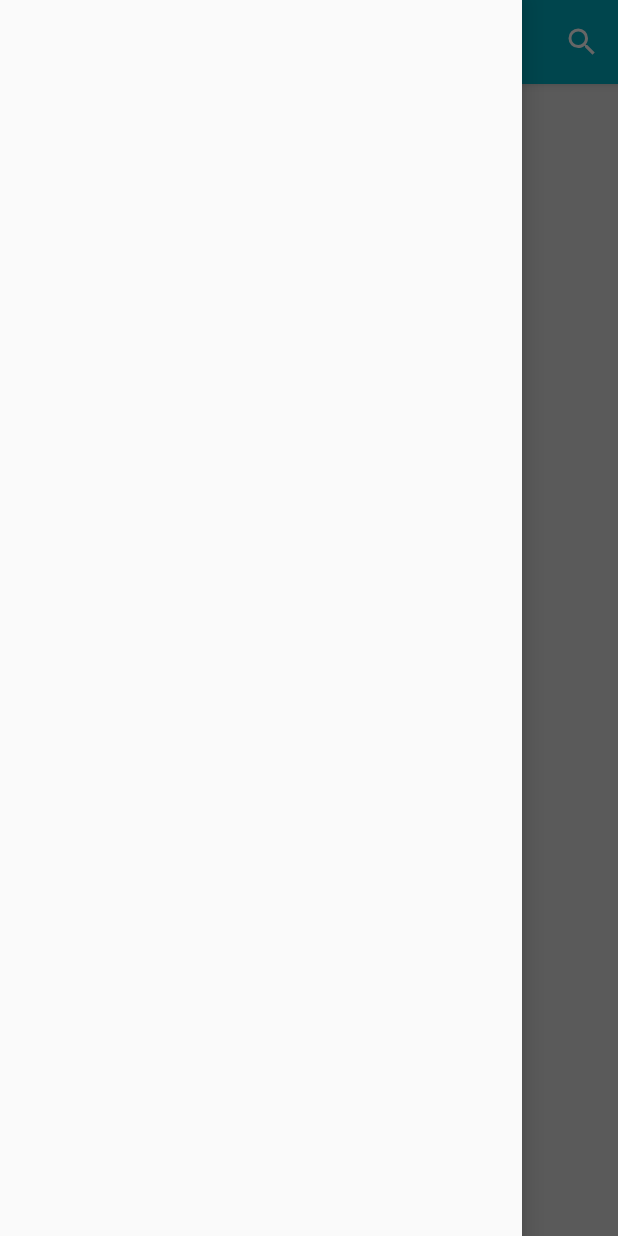
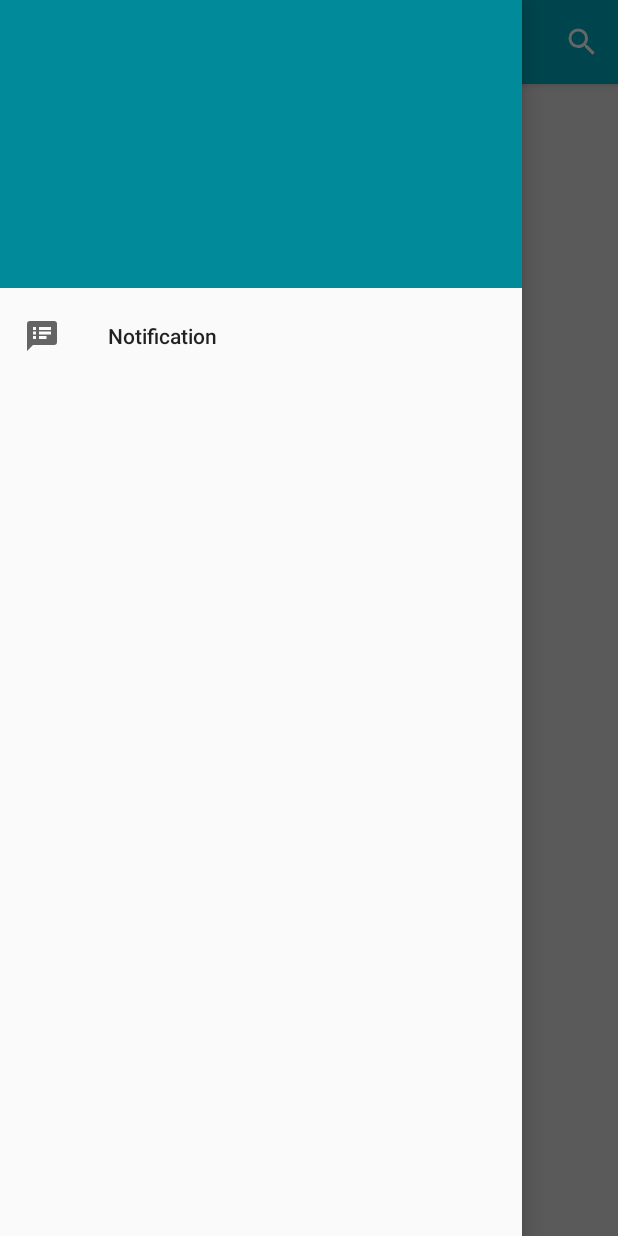
Before and after one commit to dronja/RemindMe, an Android app: the screen it shows after launch (MainActivity), with the side drawer open, on a phone screen of 412 x 824 dp. Run offline under Robolectric (Android 15) with nearby library versions, the phone set to English and light mode, and no system bars.

Commit message:
Add NavigationView item

```diff
--- a/app/src/main/java/com/remindme/MainActivity.java
+++ b/app/src/main/java/com/remindme/MainActivity.java
@@ -1,19 +1,25 @@
 package com.remindme;
 
 import android.os.Bundle;
+import android.support.v4.widget.DrawerLayout;
 import android.support.v7.app.AppCompatActivity;
 import android.support.v7.widget.Toolbar;
 import android.view.MenuItem;
 
 public class MainActivity extends AppCompatActivity {
     private Toolbar toolbar;
+    private DrawerLayout drawerLayout;
+    private static final int LAYOUT = R.layout.activity_main;
+
+
     @Override
     protected void onCreate(Bundle savedInstanceState) {
         setTheme(R.style.AppDefault);
         super.onCreate(savedInstanceState);
-        setContentView(R.layout.activity_main);
+        setContentView(LAYOUT);
 
         initToolbar();
+        initNavigationView();
     }
 
     private void initToolbar() {
@@ -29,4 +35,8 @@ public class MainActivity extends AppCompatActivity {
 
         toolbar.inflateMenu(R.menu.menu);
     }
+
+    private void initNavigationView() {
+        drawerLayout = (DrawerLayout)findViewById(R.id.drawerLayout);
+    }
 }
--- /dev/null
+++ b/app/src/main/res/drawable/message_bulleted.xml
@@ -0,0 +1,8 @@
+<!-- drawable/message-bulleted.xml -->
+<vector xmlns:android="http://schemas.android.com/apk/res/android"
+    android:height="24dp"
+    android:width="24dp"
+    android:viewportWidth="24"
+    android:viewportHeight="24">
+    <path android:fillColor="#000" android:pathData="M20,2H4A2,2 0 0,0 2,4V22L6,18H20A2,2 0 0,0 22,16V4A2,2 0 0,0 20,2M8,14H6V12H8V14M8,11H6V9H8V11M8,8H6V6H8V8M15,14H10V12H15V14M18,11H10V9H18V11M18,8H10V6H18V8Z" />
+</vector>
--- a/app/src/main/res/layout/activity_main.xml
+++ b/app/src/main/res/layout/activity_main.xml
@@ -1,10 +1,11 @@
 <?xml version="1.0" encoding="utf-8"?>
 <android.support.v4.widget.DrawerLayout xmlns:android="http://schemas.android.com/apk/res/android"
+    xmlns:app="http://schemas.android.com/apk/res-auto"
+    android:id="@+id/drawerLayout"
     android:layout_width="match_parent"
     android:layout_height="match_parent"
     android:background="@color/mainBackground"
-    android:fitsSystemWindows="true"
-    >
+    android:fitsSystemWindows="true">
     <android.support.design.widget.CoordinatorLayout
         android:layout_width="match_parent"
         android:layout_height="match_parent">
@@ -25,6 +26,8 @@
         android:id="@+id/navigation"
         android:layout_height="match_parent"
         android:layout_width="match_parent"
-        android:layout_gravity="start"/>
+        android:layout_gravity="start"
+        app:menu="@menu/menu_navigation"
+        app:headerLayout="@layout/navigation_header"/>
 
 </android.support.v4.widget.DrawerLayout>
--- /dev/null
+++ b/app/src/main/res/layout/navigation_header.xml
@@ -0,0 +1,8 @@
+<?xml version="1.0" encoding="utf-8"?>
+<LinearLayout xmlns:android="http://schemas.android.com/apk/res/android"
+    android:orientation="vertical"
+    android:layout_width="match_parent"
+    android:layout_height="192dp"
+    android:background="@color/colorPrimaryDark">
+
+</LinearLayout>
--- /dev/null
+++ b/app/src/main/res/menu/menu_navigation.xml
@@ -0,0 +1,9 @@
+<?xml version="1.0" encoding="utf-8"?>
+<menu xmlns:android="http://schemas.android.com/apk/res/android">
+    <item
+        android:title="@string/menu_item_notification"
+        android:orderInCategory="1"
+        android:icon="@drawable/message_bulleted"
+       />
+
+</menu>
--- a/app/src/main/res/values/strings.xml
+++ b/app/src/main/res/values/strings.xml
@@ -1,4 +1,5 @@
 <resources>
     <string name="app_name">RemindMe</string>
     <string name="search">Search</string>
+    <string name="menu_item_notification">Notification</string>
 </resources>
```
